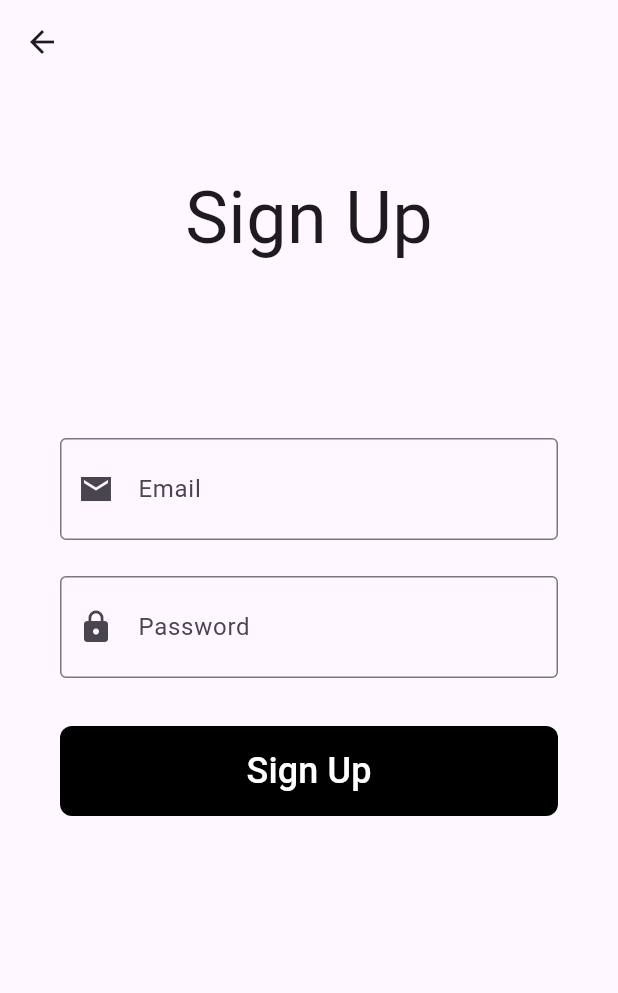
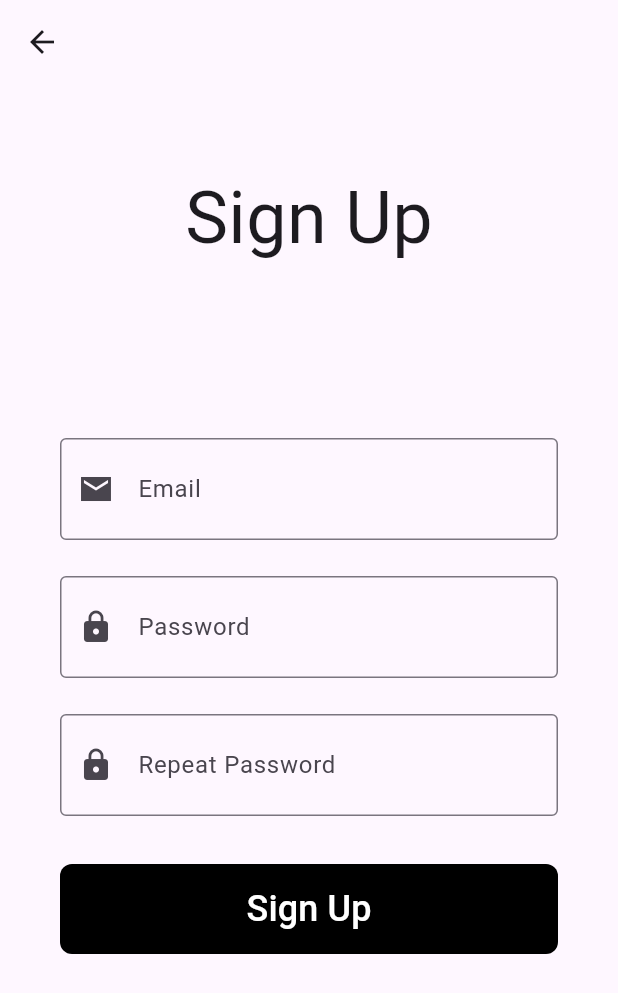
Before and after one commit to ViniBelo/to_do_app_flutter, a Flutter app: the SignUpScreen screen opened by its route, on a phone screen of 412 x 824 dp. Shown: the top 993 px of the screen. Run offline on Flutter 3.47's test engine with Material 3 defaults, Android fonts, the phone set to English and light mode, and no system bars.

Commit message:
Repeat Password Field on SignUp Screen

```diff
--- a/lib/view/authentication/sign_up_screen.dart
+++ b/lib/view/authentication/sign_up_screen.dart
@@ -35,6 +35,11 @@ class SignUpScreen extends StatelessWidget {
                 prefixIcon: Icon(Icons.lock),
                 obscureText: true,
               ),
+              const MyTextFormField(
+                labelText: "Repeat Password",
+                prefixIcon: Icon(Icons.lock),
+                obscureText: true,
+              ),
               FullWidthButton(
                 onPressed: onSignUpPressed,
                 labelText: 'Sign Up',
```
